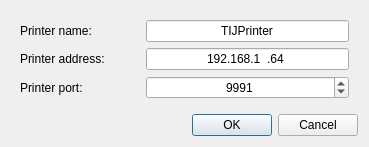
Qt form ui/src/ui/addprinterdialog.ui (iserramacsa/mcomms) before a commit.
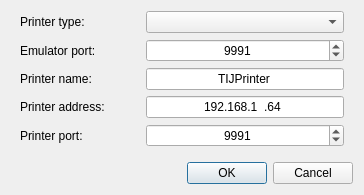
The same form after that commit.

Commit message: Added emulator access from ui

The edit to the form file:
```diff
--- a/ui/src/ui/addprinterdialog.ui
+++ b/ui/src/ui/addprinterdialog.ui
@@ -6,14 +6,86 @@
    <rect>
     <x>0</x>
     <y>0</y>
-    <width>369</width>
-    <height>142</height>
+    <width>364</width>
+    <height>168</height>
    </rect>
   </property>
   <layout class="QVBoxLayout" name="verticalLayout">
    <item>
-    <widget class="QWidget" name="widget" native="true">
+    <widget class="QWidget" name="printerWSelector" native="true">
+     <layout class="QFormLayout" name="formLayout_2">
+      <property name="topMargin">
+       <number>0</number>
+      </property>
+      <property name="bottomMargin">
+       <number>0</number>
+      </property>
+      <item row="0" column="0">
+       <widget class="QLabel" name="label_4">
+        <property name="minimumSize">
+         <size>
+          <width>120</width>
+          <height>0</height>
+         </size>
+        </property>
+        <property name="text">
+         <string>Printer type:</string>
+        </property>
+       </widget>
+      </item>
+      <item row="0" column="1">
+       <widget class="QComboBox" name="printerCB"/>
+      </item>
+     </layout>
+    </widget>
+   </item>
+   <item>
+    <widget class="QWidget" name="emulatorForm" native="true">
+     <layout class="QFormLayout" name="formLayout_3">
+      <property name="topMargin">
+       <number>0</number>
+      </property>
+      <property name="bottomMargin">
+       <number>0</number>
+      </property>
+      <item row="0" column="0">
+       <widget class="QLabel" name="label_5">
+        <property name="minimumSize">
+         <size>
+          <width>120</width>
+          <height>0</height>
+         </size>
+        </property>
+        <property name="text">
+         <string>Emulator port:</string>
+        </property>
+       </widget>
+      </item>
+      <item row="0" column="1">
+       <widget class="QSpinBox" name="emulatorPort">
+        <property name="alignment">
+         <set>Qt::AlignCenter</set>
+        </property>
+        <property name="minimum">
+         <number>1</number>
+        </property>
+        <property name="maximum">
+         <number>65535</number>
+        </property>
+        <property name="value">
+         <number>9991</number>
+        </property>
+       </widget>
+      </item>
+     </layout>
+    </widget>
+   </item>
+   <item>
+    <widget class="QWidget" name="printerForm" native="true">
      <layout class="QFormLayout" name="formLayout">
+      <property name="topMargin">
+       <number>0</number>
+      </property>
       <item row="0" column="0">
        <widget class="QLabel" name="label">
         <property name="text">
@@ -69,6 +141,9 @@
         <property name="alignment">
          <set>Qt::AlignCenter</set>
         </property>
+        <property name="minimum">
+         <number>1</number>
+        </property>
         <property name="maximum">
          <number>65535</number>
         </property>
@@ -80,6 +155,19 @@
      </layout>
     </widget>
    </item>
+   <item>
+    <spacer name="verticalSpacer">
+     <property name="orientation">
+      <enum>Qt::Vertical</enum>
+     </property>
+     <property name="sizeHint" stdset="0">
+      <size>
+       <width>20</width>
+       <height>40</height>
+      </size>
+     </property>
+    </spacer>
+   </item>
    <item>
     <widget class="QDialogButtonBox" name="buttonBox">
      <property name="standardButtons">
```
Left out of the diff: 6 changed lines with no effect on the pictures. The commit also changes 14 other files.
